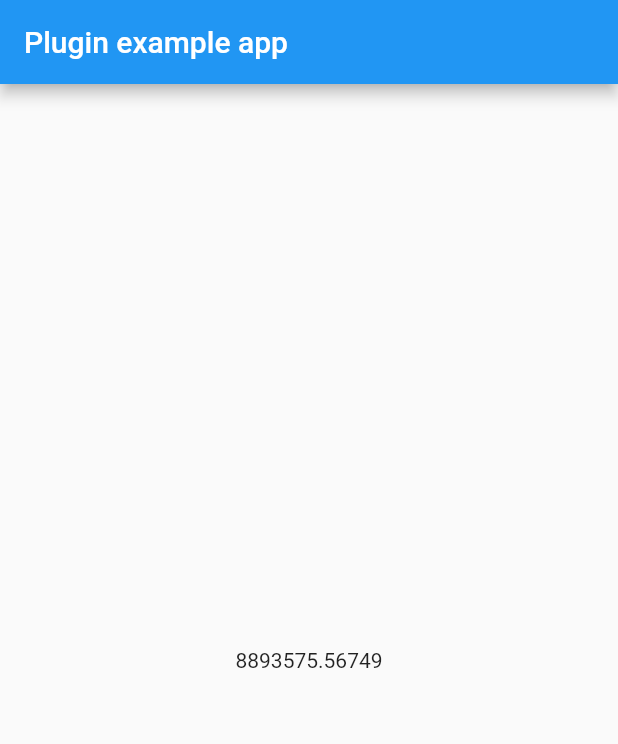
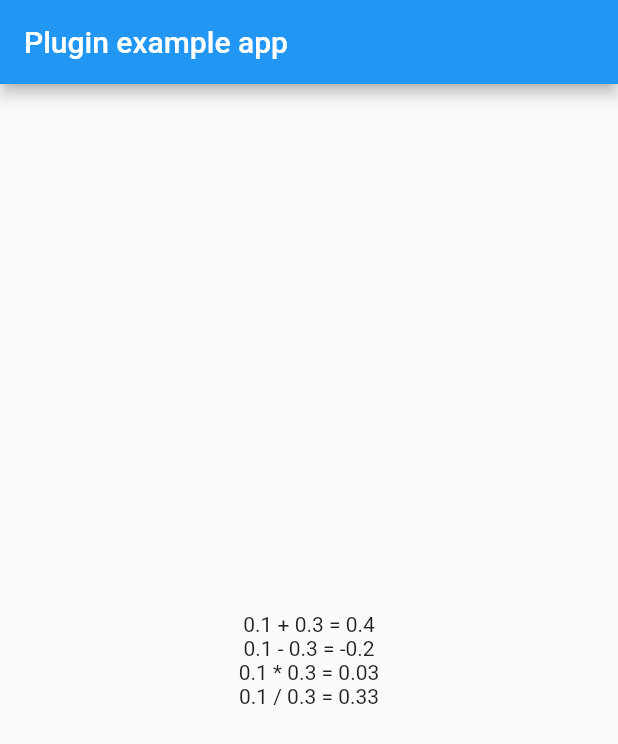
Before and after one commit to luoyelusheng/number_precision, a Flutter app: the screen it shows after launch, on a phone screen of 412 x 824 dp. Shown: the top 744 px of the screen. Run offline on Flutter 3.47's test engine with Material 2 defaults, Android fonts, the phone set to English and light mode, and no system bars.

Commit message:
docs: completed the demo

```diff
--- a/example/lib/main.dart
+++ b/example/lib/main.dart
@@ -8,14 +8,21 @@ void main() {
 class MyApp extends StatelessWidget {
   @override
   Widget build(BuildContext context) {
-    print(0.105.toStringAsFixed(2));
     return MaterialApp(
       home: Scaffold(
         appBar: AppBar(
           title: const Text('Plugin example app'),
         ),
         body: Center(
-          child: Text('${NP.minus(8893568.31249, -7.2550)}'),
+          child: Column(
+            mainAxisAlignment: MainAxisAlignment.center,
+            children: [
+              Text('0.1 + 0.3 = ${NP.plus(0.1, 0.3)}'),
+              Text('0.1 - 0.3 = ${NP.minus(0.1, 0.3)}'),
+              Text('0.1 * 0.3 = ${NP.times(0.1, 0.3)}'),
+              Text('0.1 / 0.3 = ${NP.round(NP.divide(0.1, 0.3), 2)}'),
+            ],
+          ),
         ),
       ),
     );
```
Also changed, not shown: 1 other file.
